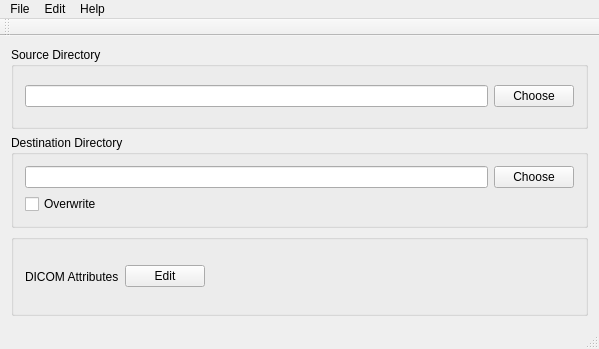
Above: ConvertToDicom/mainwindow.ui from TimAllman/ConvertToDicom-Qt before the change. Below: the same form after it.
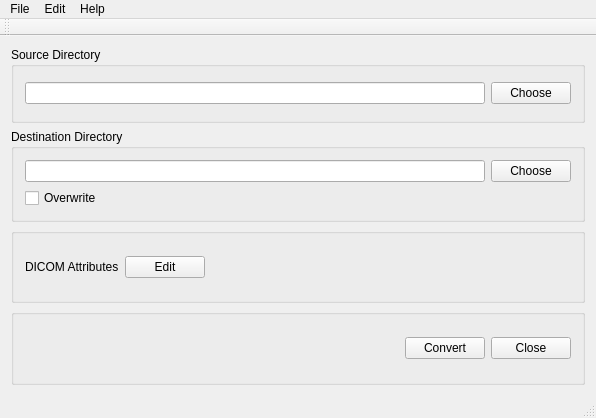
That is the form after the change.

```diff
--- a/ConvertToDicom/mainwindow.ui
+++ b/ConvertToDicom/mainwindow.ui
@@ -6,10 +6,16 @@
    <rect>
     <x>0</x>
     <y>0</y>
-    <width>599</width>
-    <height>349</height>
+    <width>596</width>
+    <height>418</height>
    </rect>
   </property>
+  <property name="sizePolicy">
+   <sizepolicy hsizetype="Fixed" vsizetype="Fixed">
+    <horstretch>0</horstretch>
+    <verstretch>0</verstretch>
+   </sizepolicy>
+  </property>
   <property name="windowTitle">
    <string>Convert To DICOM</string>
   </property>
@@ -143,6 +149,42 @@
       </layout>
      </widget>
     </item>
+    <item>
+     <widget class="QGroupBox" name="groupBox_4">
+      <property name="title">
+       <string/>
+      </property>
+      <layout class="QHBoxLayout" name="horizontalLayout_7">
+       <item>
+        <spacer name="horizontalSpacer_2">
+         <property name="orientation">
+          <enum>Qt::Horizontal</enum>
+         </property>
+         <property name="sizeHint" stdset="0">
+          <size>
+           <width>367</width>
+           <height>20</height>
+          </size>
+         </property>
+        </spacer>
+       </item>
+       <item>
+        <widget class="QPushButton" name="convertPushButton">
+         <property name="text">
+          <string>Convert</string>
+         </property>
+        </widget>
+       </item>
+       <item>
+        <widget class="QPushButton" name="closePushButton">
+         <property name="text">
+          <string>Close</string>
+         </property>
+        </widget>
+       </item>
+      </layout>
+     </widget>
+    </item>
    </layout>
   </widget>
   <widget class="QMenuBar" name="menuBar">
@@ -150,7 +192,7 @@
     <rect>
      <x>0</x>
      <y>0</y>
-     <width>599</width>
+     <width>596</width>
      <height>22</height>
     </rect>
    </property>
```
Left out of the diff: 14 changed lines with no effect on the pictures.
